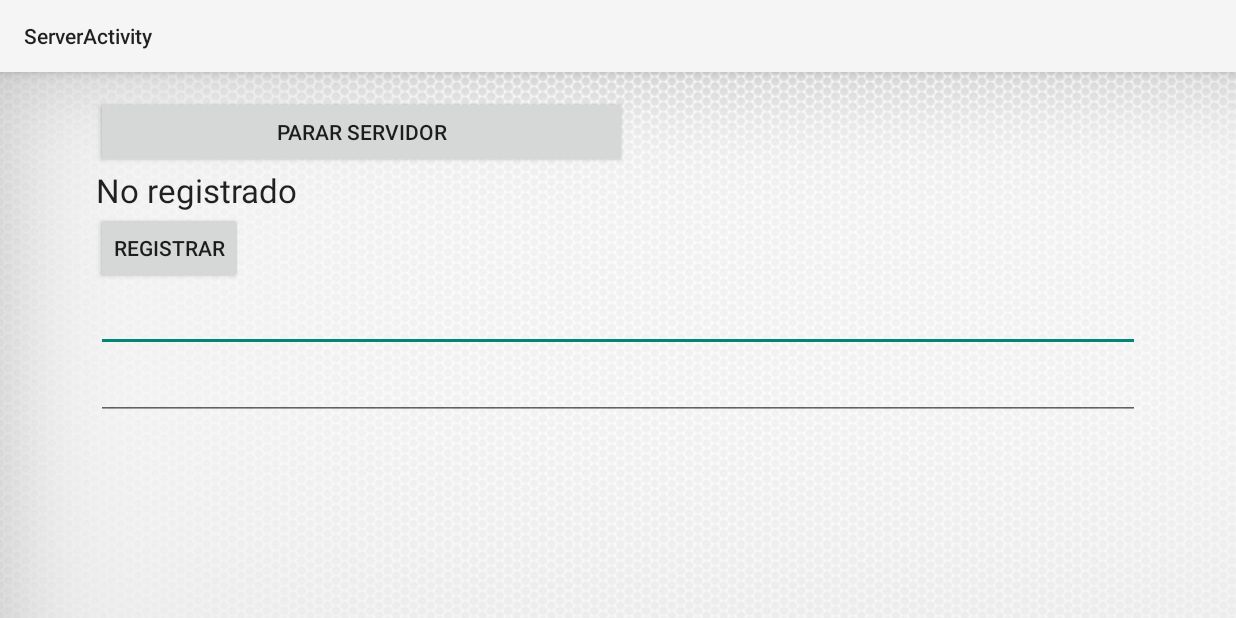
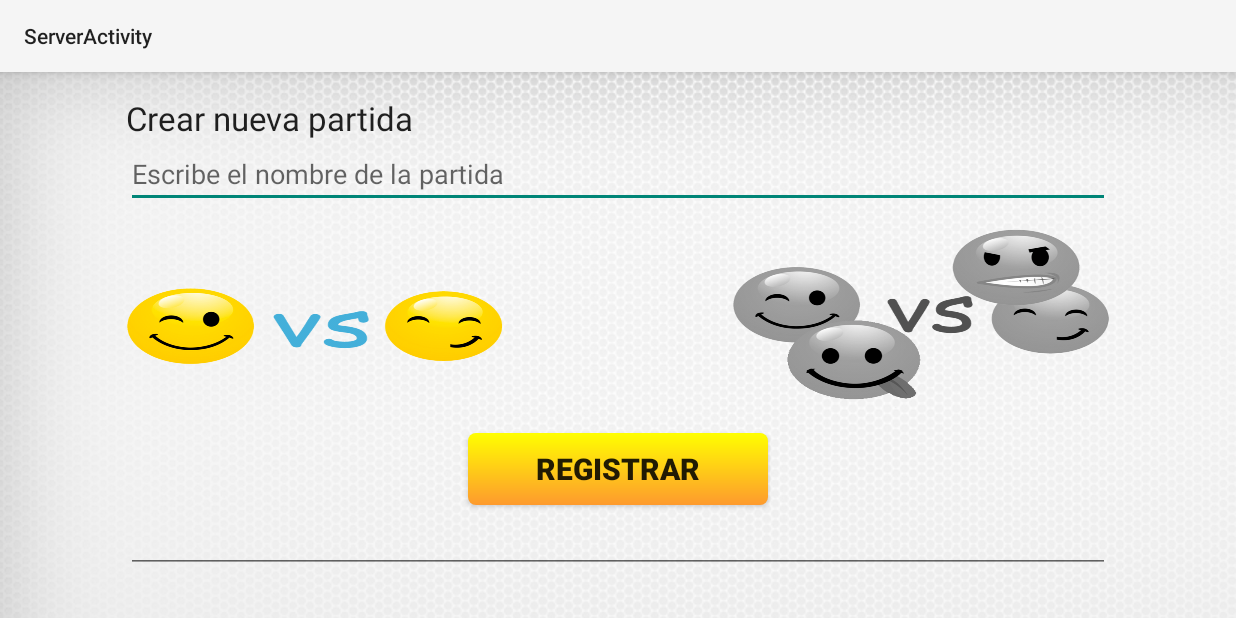
Before and after one commit to jaime9306/Comunicacion-integrada2, an Android app: the ServerActivity screen opened directly, with no data from a screen before it, on a phone screen of 824 x 412 dp (held sideways). Run offline under Robolectric (Android 15) with nearby library versions, the phone set to English and light mode, and no system bars.

Commit message:
graficas5 Preferencias

```diff
--- a/app/src/main/java/ondrios/comunicacion/ServerActivity.java
+++ b/app/src/main/java/ondrios/comunicacion/ServerActivity.java
@@ -10,6 +10,7 @@ import android.view.MotionEvent;
 import android.view.View;
 import android.widget.Button;
 import android.widget.EditText;
+import android.widget.ImageButton;
 import android.widget.ImageView;
 import android.widget.TextView;
 import android.widget.Toast;
@@ -23,14 +24,13 @@ import static java.lang.Thread.sleep;
 public class ServerActivity extends AppCompatActivity implements View.OnClickListener {
 
     private Button boton_registrar;
-    private Button boton_parar;
-    private Button boton_enviar;
+    private TextView titulo;
     private EditText entrada_nombre;
-    private EditText entrada_nusuarios;
-    private EditText edit_entrada;
-    private TextView estado;
-    private TextView texto_entrada;
+
+    private ImageButton vs1;
+    private ImageButton vs2;
     private int posVacia;
+    private int nJugadores=2;
 
     protected ImageView carta1,carta2,carta3,cartaFin,cartaPinte,carta4;
     private int modificarX=20;
@@ -53,50 +53,54 @@ public class ServerActivity extends AppCompatActivity implements View.OnClickLis
     @Override
     protected void onCreate(Bundle savedInstanceState) {
         super.onCreate(savedInstanceState);
+
         setContentView(R.layout.activity_server);
 
-
-        //Elementos de la vista
-        boton_parar       = (Button)   findViewById(R.id.boton_parar);
+        titulo = (TextView) findViewById(R.id.textView_titulo);
         boton_registrar   = (Button)   findViewById(R.id.boton_registrar);
         entrada_nombre    = (EditText) findViewById(R.id.editText_nombre);
-        estado            = (TextView) findViewById(R.id.textView_estado);
-        entrada_nusuarios = (EditText) findViewById(R.id.editText_nusuarios);
-
-        boton_enviar  = (Button)   findViewById(R.id.botonServer_enviar);
-        edit_entrada  = (EditText) findViewById(R.id.editTextServer_entrada);
-        texto_entrada = (TextView) findViewById(R.id.textViewServer_entrada);
+        vs1 = (ImageButton) findViewById(R.id.imageView_1vs1);
+        vs2 = (ImageButton) findViewById(R.id.imageView_2vs2);
 
         boton_registrar.setOnClickListener(this);
-        boton_enviar.setOnClickListener(this);
-        boton_parar.setOnClickListener(this);
 
-        boton_enviar.setVisibility(View.GONE);
-        edit_entrada.setVisibility(View.GONE);
-        texto_entrada.setVisibility(View.GONE);
+        vs1.setOnClickListener(this);
+        vs2.setOnClickListener(this);
+
+
+
 
     }
 
     public void onClick(View v){
         switch (v.getId()){
-            case R.id.boton_parar:
-                servidor.apagar();
-                Intent intentCrearPartida = new Intent(ServerActivity.this,MainActivity.class);
-                startActivity(intentCrearPartida);
-                break;
+
+
             case R.id.boton_registrar:
                 String serviceName = entrada_nombre.getText().toString();
-                int nusuarios = Integer.valueOf(entrada_nusuarios.getText().toString());
-                servidor = new Server(this,serviceName,nusuarios);
-                estado.setText("Estado del servidor:\nDireccion:"+servidor.getAddress()+"\nPuerto:"+servidor.getPort());
+                servidor = new Server(this,serviceName,nJugadores);
+                titulo.setText("Esperando jugadores...");
+                boton_registrar.setVisibility(View.INVISIBLE);
                 cliente = new Client(this, servidor.getPort(),id);
                 break;
 
-            case R.id.botonServer_enviar:
-                String mensaje = edit_entrada.getText().toString();
-                Log.e(TAG, "Envia mensaje");
-                cliente.enviaMensaje(mensaje,"mensaje");
-                boton_enviar.setVisibility(View.GONE);
+
+            case R.id.imageView_1vs1:
+                nJugadores=2;
+                vs1.setBackgroundResource(R.drawable.ico1vs1);
+                vs2.setBackgroundResource(R.drawable.ico2vs2gris);
+                Toast v1 = Toast.makeText(getApplicationContext(),
+                        "Has elegido 1 vs 1", Toast.LENGTH_SHORT);
+                v1.show();
+
+                break;
+            case R.id.imageView_2vs2:
+                nJugadores=4;
+                vs1.setBackgroundResource(R.drawable.ico1vs1gris);
+                vs2.setBackgroundResource(R.drawable.ico2vs2);
+                Toast v2 = Toast.makeText(getApplicationContext(),
+                        "Has elegido 2 vs 2", Toast.LENGTH_SHORT);
+                v2.show();
                 break;
 
             default:
@@ -107,10 +111,7 @@ public class ServerActivity extends AppCompatActivity implements View.OnClickLis
     public void notificaClientesCompletados(){
         boton_registrar.setVisibility(View.GONE);
         entrada_nombre.setVisibility(View.GONE);
-        entrada_nusuarios.setVisibility(View.GONE);
-        estado.setVisibility(View.GONE);
-        edit_entrada.setVisibility(View.VISIBLE);
-        texto_entrada.setVisibility(View.VISIBLE);
+
         setContentView(R.layout.activity_interfaz_juego);
         carta1 = (ImageView) findViewById(R.id.c1j2);
         carta1.setOnTouchListener(handlerMover1);
@@ -385,12 +386,12 @@ public class ServerActivity extends AppCompatActivity implements View.OnClickLis
     }
     public void publicaMensaje(String mensaje){
         this.m=mensaje;
-        texto_entrada.setText(m);
-        edit_entrada.setText("");
+        //texto_entrada.setText(m);
+        //edit_entrada.setText("");
     }
 
     public void muestraBotones(){
-        boton_enviar.setVisibility(View.VISIBLE);
+        //boton_enviar.setVisibility(View.VISIBLE);
     }
 
     @Override
--- /dev/null
+++ b/app/src/main/res/drawable/botonconectar.xml
@@ -0,0 +1,12 @@
+<?xml version="1.0" encoding="utf-8"?>
+<shape xmlns:android="http://schemas.android.com/apk/res/android"
+    android:shape="rectangle">
+
+    <corners android:radius="5sp"/>
+    <gradient
+        android:startColor="#FFff00"
+        android:endColor="#FE9A2E"
+        android:angle="270" />
+
+
+</shape>
--- a/app/src/main/res/layout-normal/content_server.xml
+++ b/app/src/main/res/layout-normal/content_server.xml
@@ -10,13 +10,88 @@
     app:layout_behavior="@string/appbar_scrolling_view_behavior"
     tools:showIn="@layout/activity_server" tools:context="ondrios.comunicacion.ServerActivity"
     android:orientation="vertical"
-    android:weightSum="1">
+    android:weightSum="1"
+    >
+    <LinearLayout
+        android:layout_width="match_parent"
+        android:layout_height="match_parent"
+        android:layout_marginLeft="20sp"
+        android:layout_marginRight="20sp"
+        android:orientation="vertical">
+        <TextView
+            android:layout_width="match_parent"
+            android:layout_height="wrap_content"
+            android:textAppearance="?android:attr/textAppearanceLarge"
+            android:text="@string/title_activity_crear_nueva_partida"
+            android:id="@+id/textView_titulo"
+            />
+
+        <EditText
+            android:layout_width="match_parent"
+            android:layout_height="wrap_content"
+            android:id="@+id/editText_nombre"
+            android:hint="Escribe el nombre de la partida"
+            />
+
+        <LinearLayout
+            android:orientation="horizontal"
+            android:layout_width="match_parent"
+            android:layout_height="wrap_content">
+
+            <ImageButton
+                android:layout_width="150dp"
+                android:layout_height="150dp"
+                android:id="@+id/imageView_1vs1"
+                android:layout_weight="1"
+                android:background="@drawable/ico1vs1"
+                android:paddingRight="10dp" />
+
+            <Space
+                android:layout_width="50dp"
+                android:layout_height="20px"
+                android:layout_weight="1" />
+
+            <ImageButton
+                android:layout_width="150dp"
+                android:layout_height="150dp"
+                android:id="@+id/imageView_2vs2"
+                android:layout_weight="1"
+                android:background="@drawable/ico2vs2gris"/>
+
+        </LinearLayout>
+
 
         <Button
-        android:layout_width="354dp"
+            android:layout_width="200dp"
             android:layout_height="wrap_content"
-        android:text="Parar servidor"
-        android:id="@+id/boton_parar" />
+            android:text="Registrar"
+            android:background="@drawable/botonconectar"
+            android:textStyle="bold"
+            android:id="@+id/boton_registrar"
+            android:textSize="20sp"
+            android:layout_gravity="center_horizontal"
+             />
+
+        <EditText
+            android:layout_width="match_parent"
+            android:layout_height="wrap_content"
+            android:id="@+id/editTextServer_entrada"
+            />
+
+        <EditText
+            android:layout_width="match_parent"
+            android:layout_height="wrap_content"
+            android:inputType="number"
+            android:ems="10"
+            android:id="@+id/editText_nusuarios"
+            />
+
+        <Button
+            android:layout_width="349dp"
+            android:layout_height="wrap_content"
+            android:text="Enviar"
+            android:id="@+id/botonServer_enviar"
+            />
 
         <TextView
             android:layout_width="wrap_content"
@@ -27,38 +102,10 @@
             />
 
         <Button
-        android:layout_width="wrap_content"
+            android:layout_width="354dp"
             android:layout_height="wrap_content"
-        android:text="Registrar"
-        android:id="@+id/boton_registrar"
-         />
-
-    <EditText
-        android:layout_width="match_parent"
-        android:layout_height="wrap_content"
-        android:id="@+id/editText_nombre"
-         />
-
-    <EditText
-        android:layout_width="match_parent"
-        android:layout_height="wrap_content"
-        android:id="@+id/editTextServer_entrada"
-         />
-
-    <Button
-        android:layout_width="349dp"
-        android:layout_height="wrap_content"
-        android:text="Enviar"
-        android:id="@+id/botonServer_enviar"
-        />
-
-    <EditText
-        android:layout_width="match_parent"
-        android:layout_height="wrap_content"
-        android:inputType="number"
-        android:ems="10"
-        android:id="@+id/editText_nusuarios"
-         />
+            android:text="Parar servidor"
+            android:id="@+id/boton_parar" />
 
         <TextView
             android:layout_width="match_parent"
@@ -68,3 +115,4 @@
 
             android:layout_weight="0.75" />
     </LinearLayout>
+</LinearLayout>
--- a/app/src/main/res/layout/content_server.xml
+++ b/app/src/main/res/layout/content_server.xml
@@ -10,13 +10,88 @@
     app:layout_behavior="@string/appbar_scrolling_view_behavior"
     tools:showIn="@layout/activity_server" tools:context="ondrios.comunicacion.ServerActivity"
     android:orientation="vertical"
-    android:weightSum="1">
+    android:weightSum="1"
+    >
+    <LinearLayout
+        android:layout_width="match_parent"
+        android:layout_height="match_parent"
+        android:layout_marginLeft="20sp"
+        android:layout_marginRight="20sp"
+        android:orientation="vertical">
+        <TextView
+            android:layout_width="match_parent"
+            android:layout_height="wrap_content"
+            android:textAppearance="?android:attr/textAppearanceLarge"
+            android:text="@string/title_activity_crear_nueva_partida"
+            android:id="@+id/textView_titulo"
+            />
+
+        <EditText
+            android:layout_width="match_parent"
+            android:layout_height="wrap_content"
+            android:id="@+id/editText_nombre"
+            android:hint="Escribe el nombre de la partida"
+            />
+
+        <LinearLayout
+            android:orientation="horizontal"
+            android:layout_width="match_parent"
+            android:layout_height="wrap_content">
+
+            <ImageButton
+                android:layout_width="150dp"
+                android:layout_height="150dp"
+                android:id="@+id/imageView_1vs1"
+                android:layout_weight="1"
+                android:background="@drawable/ico1vs1"
+                android:paddingRight="10dp" />
+
+            <Space
+                android:layout_width="50dp"
+                android:layout_height="20px"
+                android:layout_weight="1" />
+
+            <ImageButton
+                android:layout_width="150dp"
+                android:layout_height="150dp"
+                android:id="@+id/imageView_2vs2"
+                android:layout_weight="1"
+                android:background="@drawable/ico2vs2gris"/>
+
+        </LinearLayout>
+
 
         <Button
-        android:layout_width="354dp"
+            android:layout_width="200dp"
             android:layout_height="wrap_content"
-        android:text="Parar servidor"
-        android:id="@+id/boton_parar" />
+            android:text="Registrar"
+            android:textStyle="bold"
+            android:background="@drawable/botonconectar"
+            android:id="@+id/boton_registrar"
+            android:textSize="20sp"
+            android:layout_gravity="center_horizontal"
+            />
+
+        <EditText
+            android:layout_width="match_parent"
+            android:layout_height="wrap_content"
+            android:id="@+id/editTextServer_entrada"
+            />
+
+        <EditText
+            android:layout_width="match_parent"
+            android:layout_height="wrap_content"
+            android:inputType="number"
+            android:ems="10"
+            android:id="@+id/editText_nusuarios"
+            />
+
+        <Button
+            android:layout_width="349dp"
+            android:layout_height="wrap_content"
+            android:text="Enviar"
+            android:id="@+id/botonServer_enviar"
+            />
 
         <TextView
             android:layout_width="wrap_content"
@@ -27,38 +102,10 @@
             />
 
         <Button
-        android:layout_width="wrap_content"
+            android:layout_width="354dp"
             android:layout_height="wrap_content"
-        android:text="Registrar"
-        android:id="@+id/boton_registrar"
-         />
-
-    <EditText
-        android:layout_width="match_parent"
-        android:layout_height="wrap_content"
-        android:id="@+id/editText_nombre"
-         />
-
-    <EditText
-        android:layout_width="match_parent"
-        android:layout_height="wrap_content"
-        android:id="@+id/editTextServer_entrada"
-         />
-
-    <Button
-        android:layout_width="349dp"
-        android:layout_height="wrap_content"
-        android:text="Enviar"
-        android:id="@+id/botonServer_enviar"
-        />
-
-    <EditText
-        android:layout_width="match_parent"
-        android:layout_height="wrap_content"
-        android:inputType="number"
-        android:ems="10"
-        android:id="@+id/editText_nusuarios"
-         />
+            android:text="Parar servidor"
+            android:id="@+id/boton_parar" />
 
         <TextView
             android:layout_width="match_parent"
@@ -68,3 +115,4 @@
 
             android:layout_weight="0.75" />
     </LinearLayout>
+</LinearLayout>
```
Lines whose indentation alone changed are shown as unchanged.
